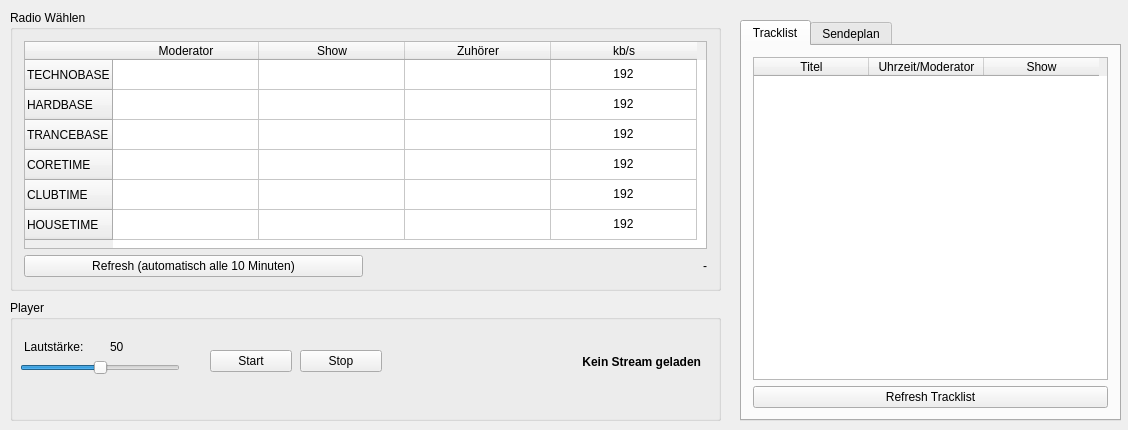
Old version of the form mainwindow.ui in the repository Malekblubb/weareone_player.
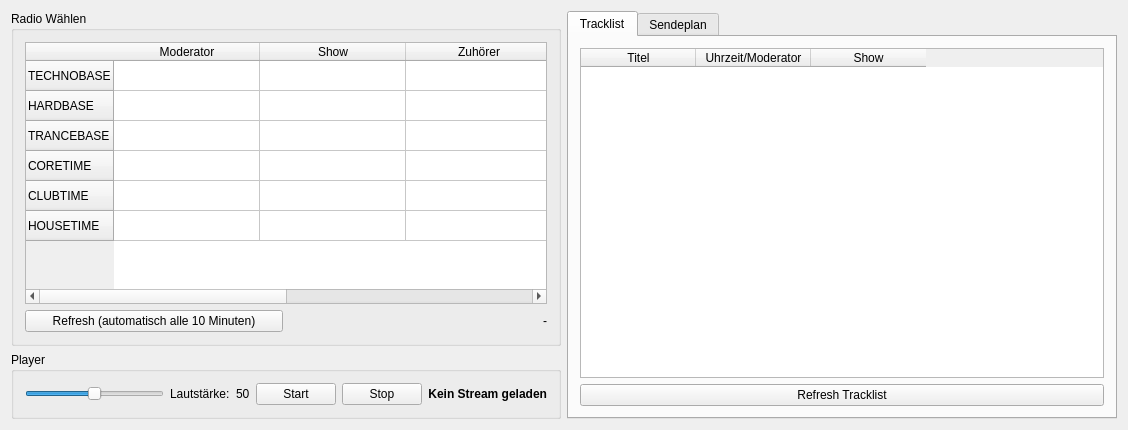
New version of the form.

Commit message: fixed ui not expanding

Diff of the .ui file:
```diff
--- a/mainwindow.ui
+++ b/mainwindow.ui
@@ -14,20 +14,14 @@
    <string>We aRe oNe - Internetradio Player</string>
   </property>
   <widget class="QWidget" name="centralWidget">
+   <layout class="QGridLayout" name="gridLayout">
+    <item row="0" column="0">
    <widget class="QGroupBox" name="groupBox">
-    <property name="geometry">
-     <rect>
-      <x>10</x>
-      <y>10</y>
-      <width>711</width>
-      <height>281</height>
-     </rect>
-    </property>
     <property name="title">
      <string>Radio Wählen</string>
     </property>
-    <layout class="QGridLayout" name="gridLayout">
-     <item row="0" column="0">
+      <layout class="QVBoxLayout" name="verticalLayout">
+       <item>
       <widget class="QTableWidget" name="twStreams">
        <property name="dragDropOverwriteMode">
         <bool>false</bool>
@@ -270,7 +264,7 @@
        </item>
       </widget>
      </item>
-     <item row="1" column="0">
+       <item>
       <layout class="QHBoxLayout" name="horizontalLayout">
        <item>
         <widget class="QPushButton" name="pbManInfoRefresh">
@@ -293,53 +287,66 @@
      </item>
     </layout>
    </widget>
+    </item>
+    <item row="0" column="1" rowspan="2">
+     <widget class="QTabWidget" name="tabWidget">
+      <property name="currentIndex">
+       <number>0</number>
+      </property>
+      <widget class="QWidget" name="tab">
+       <attribute name="title">
+        <string>Tracklist</string>
+       </attribute>
+       <layout class="QVBoxLayout" name="verticalLayout_2">
+        <item>
+         <widget class="QTableWidget" name="twTracklist">
+          <attribute name="horizontalHeaderDefaultSectionSize">
+           <number>115</number>
+          </attribute>
+          <attribute name="verticalHeaderVisible">
+           <bool>false</bool>
+          </attribute>
+          <column>
+           <property name="text">
+            <string>Titel</string>
+           </property>
+          </column>
+          <column>
+           <property name="text">
+            <string>Uhrzeit/Moderator</string>
+           </property>
+          </column>
+          <column>
+           <property name="text">
+            <string>Show</string>
+           </property>
+          </column>
+         </widget>
+        </item>
+        <item>
+         <widget class="QPushButton" name="pbRefreshTracklist">
+          <property name="text">
+           <string>Refresh Tracklist</string>
+          </property>
+         </widget>
+        </item>
+       </layout>
+      </widget>
+      <widget class="QWidget" name="tab_2">
+       <attribute name="title">
+        <string>Sendeplan</string>
+       </attribute>
+      </widget>
+     </widget>
+    </item>
+    <item row="1" column="0">
    <widget class="QGroupBox" name="groupBox_2">
-    <property name="geometry">
-     <rect>
-      <x>10</x>
-      <y>300</y>
-      <width>711</width>
-      <height>121</height>
-     </rect>
-    </property>
     <property name="title">
      <string>Player</string>
     </property>
-    <widget class="QPushButton" name="pbStart">
-     <property name="geometry">
-      <rect>
-       <x>200</x>
-       <y>50</y>
-       <width>82</width>
-       <height>22</height>
-      </rect>
-     </property>
-     <property name="text">
-      <string>Start</string>
-     </property>
-    </widget>
-    <widget class="QPushButton" name="pbStop">
-     <property name="geometry">
-      <rect>
-       <x>290</x>
-       <y>50</y>
-       <width>82</width>
-       <height>22</height>
-      </rect>
-     </property>
-     <property name="text">
-      <string>Stop</string>
-     </property>
-    </widget>
+      <layout class="QHBoxLayout" name="horizontalLayout_2">
+       <item>
     <widget class="QSlider" name="hsVolme">
-     <property name="geometry">
-      <rect>
-       <x>10</x>
-       <y>60</y>
-       <width>160</width>
-       <height>16</height>
-      </rect>
-     </property>
      <property name="maximum">
       <number>100</number>
      </property>
@@ -350,28 +357,37 @@
       <enum>Qt::Horizontal</enum>
      </property>
     </widget>
+       </item>
+       <item>
     <widget class="QLabel" name="label">
-     <property name="geometry">
-      <rect>
-       <x>14</x>
-       <y>40</y>
-       <width>72</width>
-       <height>14</height>
-      </rect>
-     </property>
      <property name="text">
       <string>Lautstärke:</string>
      </property>
     </widget>
+       </item>
+       <item>
+        <widget class="QLabel" name="lbVolume">
+         <property name="text">
+          <string>50</string>
+         </property>
+        </widget>
+       </item>
+       <item>
+        <widget class="QPushButton" name="pbStart">
+         <property name="text">
+          <string>Start</string>
+         </property>
+        </widget>
+       </item>
+       <item>
+        <widget class="QPushButton" name="pbStop">
+         <property name="text">
+          <string>Stop</string>
+         </property>
+        </widget>
+       </item>
+       <item>
     <widget class="QLabel" name="lbStreamStatus">
-     <property name="geometry">
-      <rect>
-       <x>380</x>
-       <y>52</y>
-       <width>311</width>
-       <height>20</height>
-      </rect>
-     </property>
      <property name="font">
       <font>
        <weight>75</weight>
@@ -385,77 +401,11 @@
       <set>Qt::AlignRight|Qt::AlignTrailing|Qt::AlignVCenter</set>
      </property>
     </widget>
-    <widget class="QLabel" name="lbVolume">
-     <property name="geometry">
-      <rect>
-       <x>100</x>
-       <y>40</y>
-       <width>63</width>
-       <height>14</height>
-      </rect>
-     </property>
-     <property name="text">
-      <string>50</string>
-     </property>
-    </widget>
-   </widget>
-   <widget class="QTabWidget" name="tabWidget">
-    <property name="geometry">
-     <rect>
-      <x>740</x>
-      <y>20</y>
-      <width>381</width>
-      <height>401</height>
-     </rect>
-    </property>
-    <property name="currentIndex">
-     <number>0</number>
-    </property>
-    <widget class="QWidget" name="tab">
-     <attribute name="title">
-      <string>Tracklist</string>
-     </attribute>
-     <layout class="QGridLayout" name="gridLayout_2">
-      <item row="0" column="0">
-       <widget class="QTableWidget" name="twTracklist">
-        <attribute name="horizontalHeaderDefaultSectionSize">
-         <number>115</number>
-        </attribute>
-        <attribute name="verticalHeaderVisible">
-         <bool>false</bool>
-        </attribute>
-        <column>
-         <property name="text">
-          <string>Titel</string>
-         </property>
-        </column>
-        <column>
-         <property name="text">
-          <string>Uhrzeit/Moderator</string>
-         </property>
-        </column>
-        <column>
-         <property name="text">
-          <string>Show</string>
-         </property>
-        </column>
-       </widget>
-      </item>
-      <item row="1" column="0">
-       <widget class="QPushButton" name="pbRefreshTracklist">
-        <property name="text">
-         <string>Refresh Tracklist</string>
-        </property>
+       </item>
+      </layout>
        </widget>
       </item>
      </layout>
-    </widget>
-    <widget class="QWidget" name="tab_2">
-     <attribute name="title">
-      <string>Sendeplan</string>
-     </attribute>
-    </widget>
-   </widget>
   </widget>
  </widget>
  <layoutdefault spacing="6" margin="11"/>
```
Lines whose indentation alone changed are shown as unchanged.
